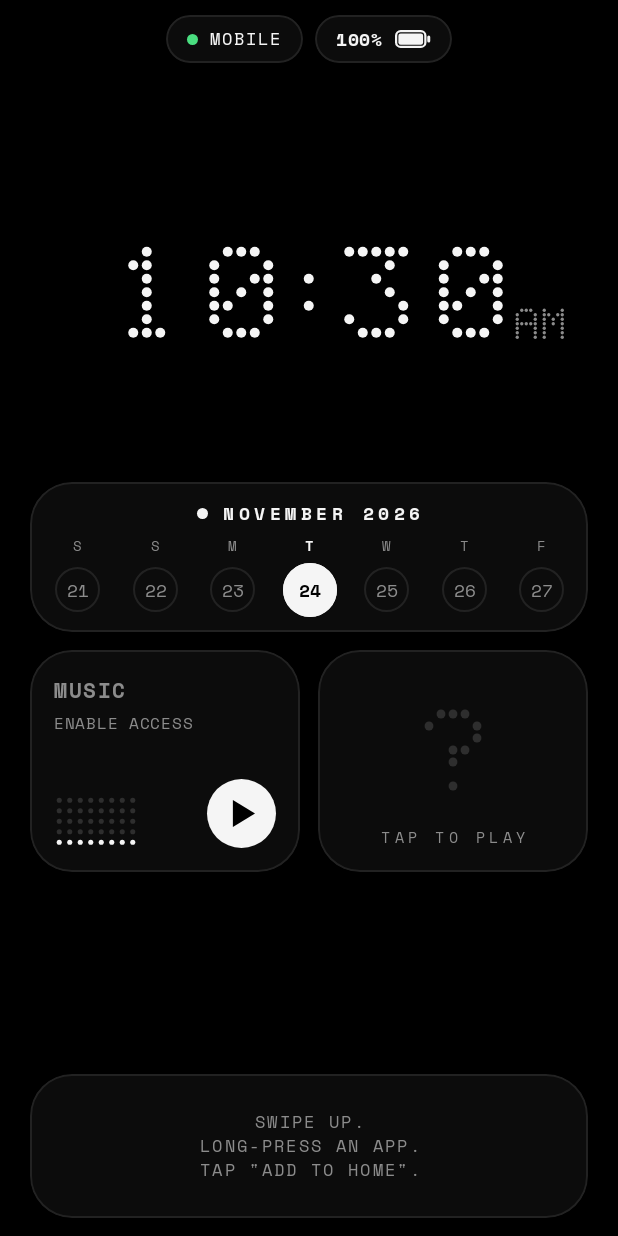
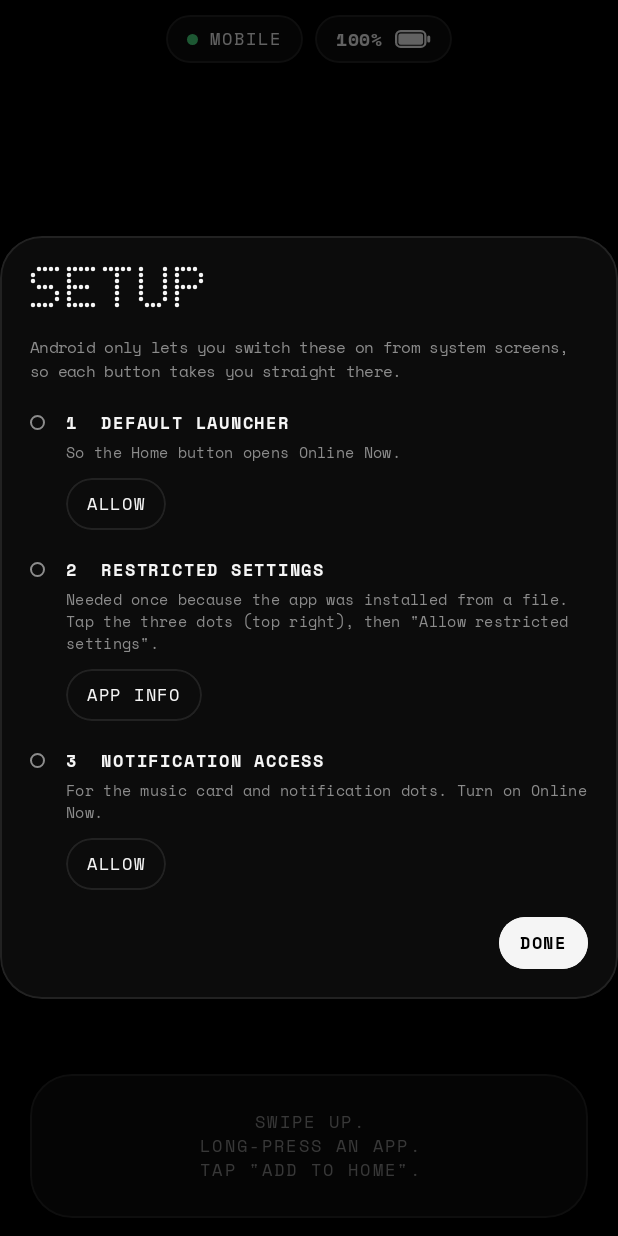
Before and after one commit to arlo-dev-io/Online-now, an Android app built with Jetpack Compose: the MainActivity screen opened directly, with no data from a screen before it, on a phone screen of 412 x 824 dp. Run offline under Robolectric (Android 15) with nearby library versions, the phone set to English and light mode, and no system bars; pictures from the network do not load.

Commit message:
Add files via upload

```diff
--- a/app/src/main/java/com/arlodev/onlinenow/LauncherState.kt
+++ b/app/src/main/java/com/arlodev/onlinenow/LauncherState.kt
@@ -1,5 +1,7 @@
 package com.arlodev.onlinenow
 
+import android.app.role.RoleManager
+import android.content.ComponentName
 import android.content.Context
 import android.content.Intent
 import android.content.pm.PackageManager
@@ -88,6 +90,18 @@ class LauncherState(private val appContext: Context) {
     var notificationAccess by mutableStateOf(false)
         private set
 
+    /** True when Online Now is the phone's home app. */
+    var isDefaultLauncher by mutableStateOf(false)
+        private set
+
+    /** The first-run / "Setup guide" dialog. */
+    var setupOpen by mutableStateOf(false)
+
+    /** Set by MainActivity: shows Android's "make this your home app?" pop-up. */
+    var homeRoleRequester: (() -> Unit)? = null
+
+    private var setupChecked = false
+
     /** How see-through the home screen is: 1 = solid black, lower lets the wallpaper show. */
     val homeAlpha: Float
         get() = when (backdrop) {
@@ -124,7 +138,47 @@ class LauncherState(private val appContext: Context) {
         } catch (_: Exception) {
             false
         }
+        isDefaultLauncher = try {
+            appContext.getSystemService(RoleManager::class.java)?.isRoleHeld(RoleManager.ROLE_HOME) == true
+        } catch (_: Exception) {
+            false
+        }
+
+        // First start: offer the setup guide once, unless everything is already done.
+        if (!setupChecked) {
+            setupChecked = true
+            if (!sp.getBoolean("setup_seen", false) && !(notificationAccess && isDefaultLauncher)) {
+                setupOpen = true
+            }
+        }
     }
+
+    fun dismissSetup() {
+        setupOpen = false
+        sp.edit().putBoolean("setup_seen", true).apply()
+    }
+
+    // ---- permissions ----
+    fun requestDefaultLauncher() {
+        val requester = homeRoleRequester
+        if (requester != null) requester() else start(Intent(Settings.ACTION_HOME_SETTINGS))
+    }
+
+    /** Opens Online Now's own page in the notification-access settings (falls back to the full list). */
+    fun openNotificationAccess() {
+        val component = ComponentName(appContext, NotificationService::class.java).flattenToString()
+        try {
+            val detail = Intent(Settings.ACTION_NOTIFICATION_LISTENER_DETAIL_SETTINGS)
+                .putExtra(Settings.EXTRA_NOTIFICATION_LISTENER_COMPONENT_NAME, component)
+                .addFlags(Intent.FLAG_ACTIVITY_NEW_TASK)
+            appContext.startActivity(detail)
+        } catch (_: Exception) {
+            start(Intent(Settings.ACTION_NOTIFICATION_LISTENER_SETTINGS))
+        }
+    }
+
+    /** Online Now's own App info page: the three-dot menu there has "Allow restricted settings". */
+    fun openOwnAppInfo() = openAppInfo(appContext.packageName)
 
     // ---- loading ----
     fun reloadApps() {
--- a/app/src/main/java/com/arlodev/onlinenow/ui/HomeWidgets.kt
+++ b/app/src/main/java/com/arlodev/onlinenow/ui/HomeWidgets.kt
@@ -8,7 +8,6 @@ import android.net.ConnectivityManager
 import android.net.Network
 import android.net.NetworkCapabilities
 import android.os.BatteryManager
-import android.provider.Settings
 import androidx.compose.animation.core.LinearEasing
 import androidx.compose.animation.core.animateFloat
 import androidx.compose.animation.core.infiniteRepeatable
@@ -330,7 +329,7 @@ fun MediaCard(state: LauncherState, modifier: Modifier = Modifier) {
                         if (current != null) {
                             state.launch(current.packageName)
                         } else if (!state.notificationAccess) {
-                            state.start(Intent(Settings.ACTION_NOTIFICATION_LISTENER_SETTINGS))
+                            state.openNotificationAccess()
                         }
                     })
             ) {
--- a/app/src/main/java/com/arlodev/onlinenow/ui/LauncherRoot.kt
+++ b/app/src/main/java/com/arlodev/onlinenow/ui/LauncherRoot.kt
@@ -61,6 +61,8 @@ fun LauncherRoot(state: LauncherState) {
             if (state.settingsOpen) SettingsScreen(state)
 
             state.menuApp?.let { AppMenu(it, state) }
+
+            if (state.setupOpen) SetupDialog(state)
         }
     }
 }
--- /dev/null
+++ b/app/src/main/java/com/arlodev/onlinenow/ui/SetupDialog.kt
@@ -0,0 +1,118 @@
+package com.arlodev.onlinenow.ui
+
+import androidx.compose.foundation.background
+import androidx.compose.foundation.border
+import androidx.compose.foundation.layout.Arrangement
+import androidx.compose.foundation.layout.Box
+import androidx.compose.foundation.layout.Column
+import androidx.compose.foundation.layout.Row
+import androidx.compose.foundation.layout.Spacer
+import androidx.compose.foundation.layout.fillMaxWidth
+import androidx.compose.foundation.layout.height
+import androidx.compose.foundation.layout.padding
+import androidx.compose.foundation.layout.size
+import androidx.compose.foundation.layout.width
+import androidx.compose.foundation.rememberScrollState
+import androidx.compose.foundation.shape.CircleShape
+import androidx.compose.foundation.shape.RoundedCornerShape
+import androidx.compose.foundation.text.BasicText
+import androidx.compose.foundation.verticalScroll
+import androidx.compose.runtime.Composable
+import androidx.compose.ui.Alignment
+import androidx.compose.ui.Modifier
+import androidx.compose.ui.draw.clip
+import androidx.compose.ui.unit.dp
+import androidx.compose.ui.window.Dialog
+import com.arlodev.onlinenow.LauncherState
+
+/**
+ * Walks the user through the three things Android only allows from system screens.
+ * Each button jumps straight to the right place; the status dots update when you come back.
+ */
+@Composable
+fun SetupDialog(state: LauncherState) {
+    val p = LocalPalette.current
+    val shape = RoundedCornerShape(28.dp)
+
+    Dialog(onDismissRequest = { state.dismissSetup() }) {
+        Column(
+            Modifier
+                .fillMaxWidth()
+                .clip(shape)
+                .background(p.card)
+                .border(1.dp, p.border, shape)
+                .verticalScroll(rememberScrollState())
+                .padding(20.dp),
+            verticalArrangement = Arrangement.spacedBy(18.dp),
+        ) {
+            DotText("SETUP", pitch = 4.dp, color = p.text)
+            BasicText(
+                "Android only lets you switch these on from system screens, so each button takes you straight there.",
+                style = mono(10.5f, p.muted, spacing = 0.2f),
+            )
+
+            SetupStep(
+                number = "1",
+                title = "Default launcher",
+                detail = "So the Home button opens Online Now.",
+                done = state.isDefaultLauncher,
+                action = "Allow",
+            ) { state.requestDefaultLauncher() }
+
+            SetupStep(
+                number = "2",
+                title = "Restricted settings",
+                detail = "Needed once because the app was installed from a file. Tap the three dots (top right), then \"Allow restricted settings\".",
+                done = null,
+                action = "App info",
+            ) { state.openOwnAppInfo() }
+
+            SetupStep(
+                number = "3",
+                title = "Notification access",
+                detail = "For the music card and notification dots. Turn on Online Now.",
+                done = state.notificationAccess,
+                action = "Allow",
+            ) { state.openNotificationAccess() }
+
+            Row(Modifier.fillMaxWidth(), horizontalArrangement = Arrangement.End) {
+                Pill("Done", selected = true) { state.dismissSetup() }
+            }
+        }
+    }
+}
+
+/** [done] = null means "can't be checked" (shown as an empty ring). */
+@Composable
+private fun SetupStep(
+    number: String,
+    title: String,
+    detail: String,
+    done: Boolean?,
+    action: String,
+    onClick: () -> Unit,
+) {
+    val p = LocalPalette.current
+    Row(Modifier.fillMaxWidth(), verticalAlignment = Alignment.Top) {
+        Box(
+            Modifier
+                .padding(top = 3.dp)
+                .size(10.dp)
+                .background(if (done == true) p.accent else p.card, CircleShape)
+                .border(1.dp, if (done == true) p.accent else p.muted, CircleShape)
+        )
+        Spacer(Modifier.width(14.dp))
+        Column(Modifier.weight(1f)) {
+            BasicText("$number  ${title.uppercase()}", style = mono(11.5f, p.text, bold = true, spacing = 1.2f))
+            Spacer(Modifier.height(4.dp))
+            BasicText(detail, style = mono(10f, p.muted, spacing = 0.2f))
+            if (done == true) {
+                Spacer(Modifier.height(6.dp))
+                BasicText("ALLOWED", style = mono(10f, p.accent, bold = true, spacing = 2f))
+            } else {
+                Spacer(Modifier.height(10.dp))
+                Pill(action, onClick = onClick)
+            }
+        }
+    }
+}
```
Also changed, not shown: app/src/main/java/com/arlodev/onlinenow/MainActivity.kt (+18 -0 lines), app/src/main/java/com/arlodev/onlinenow/ui/SettingsScreen.kt (+12 -8 lines), 1 other file.
